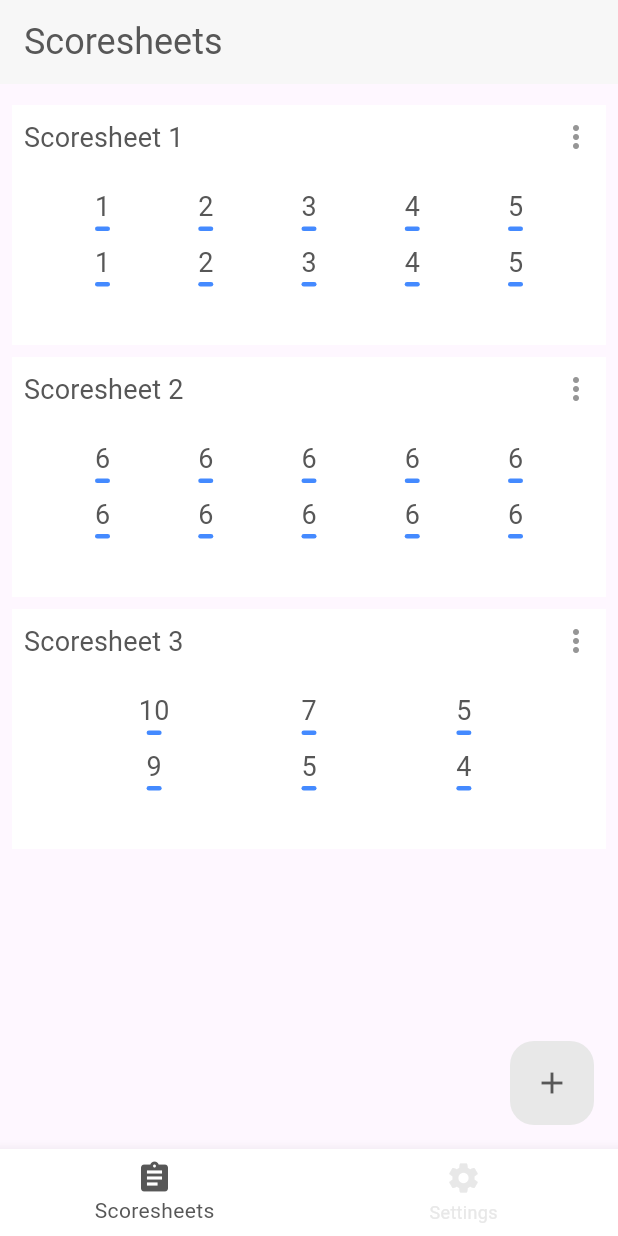
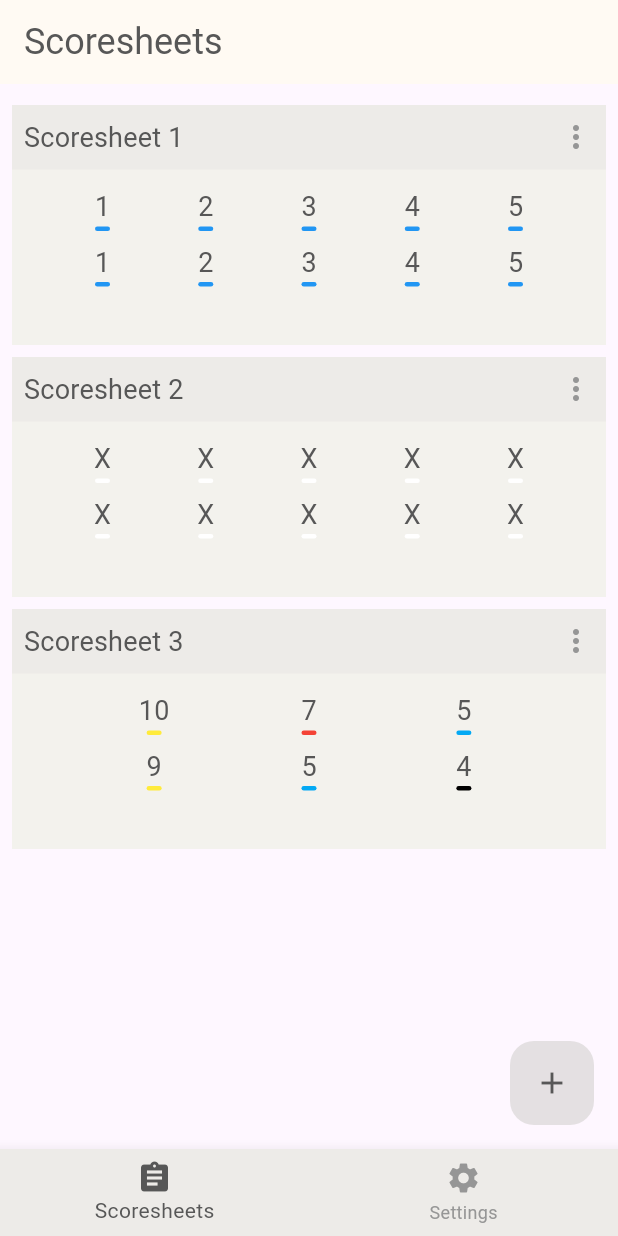
Before and after one commit to jamesrahhh/neoscore, a Flutter app: the screen it shows after launch, on a phone screen of 412 x 824 dp. Run offline on Flutter 3.47's test engine with Material 3 defaults, Android fonts, the phone set to English and light mode, and no system bars; our stand-ins replace firebase_core, firebase_crashlytics; accounts and stored records are empty.

Commit message:
feat: Bad target color implementation

```diff
--- a/lib/common/target/target.dart
+++ b/lib/common/target/target.dart
@@ -1,6 +1,4 @@
 // ignore_for_file: non_constant_identifier_names
-
-import 'package:flutter/material.dart';
 
 class Target {
   Target({
@@ -11,7 +9,7 @@ class Target {
 
   Target.NFAA({
     this.formattedScores = const <String>['M', '1', '2', '3', '4', '5', 'X'],
-    this.colors = const <Color>[],
+    this.colors = const <int>[5, 3, 3, 3, 3, 3, 4],
     this.highestScore = 5,
   });
 
@@ -29,11 +27,11 @@ class Target {
       '9',
       '10',
     ],
-    this.colors = const <Color>[],
+    this.colors = const <int>[5, 4, 4, 6, 6, 2, 2, 0, 0, 1, 1],
     this.highestScore = 10,
   });
 
   List<String> formattedScores;
-  List<Color> colors;
+  List<int> colors;
   int highestScore;
 }
--- /dev/null
+++ b/lib/util/theme/colors.dart
@@ -0,0 +1,20 @@
+import 'package:flutter/material.dart';
+
+class ThemeColors extends ThemeExtension<ThemeColors> {
+  const ThemeColors({required this.colors});
+
+  final List<Color>? colors;
+
+  @override
+  ThemeExtension<ThemeColors> copyWith({List<Color>? colors}) {
+    return ThemeColors(colors: colors);
+  }
+
+  @override
+  ThemeExtension<ThemeColors> lerp(
+    covariant ThemeExtension<ThemeColors>? other,
+    __,
+  ) {
+    return this;
+  }
+}
--- a/lib/util/theme/theme.dart
+++ b/lib/util/theme/theme.dart
@@ -1,4 +1,6 @@
 import 'package:flutter/material.dart';
+
+import 'colors.dart';
 
 const TextTheme _baseTextTheme = TextTheme(
   displaySmall: TextStyle(
@@ -55,15 +57,29 @@ final ThemeData lightTheme = _baseTheme.copyWith(
     onPrimary: Color(0xFF575757),
     onSecondary: Color(0xFF575757),
     onSurface: Color(0xFF575757),
-    outline: Color(0xFFE8E8E8),
-    primary: Colors.white,
-    primaryContainer: Color(0xFFE8E8E8),
-    secondary: Color(0xFFE8E8E8),
-    shadow: Color(0xFFE8E8E8),
-    surface: Color(0xFFF7F7F7),
-    surfaceContainer: Colors.white,
-    surfaceContainerLow: Colors.white,
+    outline: Color(0xFFE4E0E2),
+    primary: Color(0xFFEDEBE8),
+    primaryContainer: Color(0xFFE4E0E2),
+    secondary: Color(0xFFE4E0E2),
+    shadow: Color(0xFFE4E0E2),
+    surface: Color(0xFFFFFAF3),
+    surfaceContainer: Color(0xFFF3F2ED),
+    surfaceContainerLow: Color(0xFFF3F2ED),
+    tertiary: Color(0xFF969696),
   ),
+  extensions: <ThemeExtension<dynamic>>[
+    const ThemeColors(
+      colors: <Color>[
+        Colors.red,
+        Colors.yellow,
+        Colors.lightBlue,
+        Colors.blue,
+        Colors.white,
+        Colors.grey,
+        Colors.black,
+      ],
+    ),
+  ],
 );
 
 final ThemeData darkTheme = _baseTheme.copyWith(
@@ -90,4 +106,17 @@ final ThemeData darkTheme = _baseTheme.copyWith(
     surfaceContainerLow: Color(0xFF111111),
     tertiary: Color(0xFF707070),
   ),
+  extensions: <ThemeExtension<dynamic>>[
+    const ThemeColors(
+      colors: <Color>[
+        Colors.red,
+        Colors.yellow,
+        Colors.lightBlue,
+        Colors.blue,
+        Colors.white,
+        Colors.grey,
+        Colors.black,
+      ],
+    ),
+  ],
 );
--- a/lib/view/scoresheet/widgets/scoresheet_card.dart
+++ b/lib/view/scoresheet/widgets/scoresheet_card.dart
@@ -2,6 +2,7 @@ import 'package:flutter/material.dart';
 import 'package:provider/provider.dart';
 
 import '../../../common/scoresheet/scoresheet.dart';
+import '../../../util/theme/colors.dart';
 import '../scoresheet_viewmodel.dart';
 import 'score_icon.dart';
 
@@ -16,6 +17,7 @@ class ScoresheetCard extends StatelessWidget {
       context,
       listen: false,
     ).getScoresheet(index);
+    final ThemeColors themeColors = Theme.of(context).extension<ThemeColors>()!;
     return Padding(
       padding: const EdgeInsets.fromLTRB(8.0, 0.0, 8.0, 0.0),
       child: ColoredBox(
@@ -49,9 +51,13 @@ class ScoresheetCard extends StatelessWidget {
                       scoresheet.shotsPerEnd,
                       (int shotIndex) => ScoreIcon(
                         value:
-                            scoresheet.scoreData[endIndex][shotIndex]
-                                .toString(),
-                        color: Colors.blueAccent,
+                            scoresheet.target.formattedScores[scoresheet
+                                .scoreData[endIndex][shotIndex]],
+                        color:
+                            themeColors.colors![scoresheet
+                                .target
+                                .colors[scoresheet
+                                .scoreData[endIndex][shotIndex]]],
                       ),
                     ),
                   ),
--- a/lib/view/scoresheet/widgets/scoresheet_editor.dart
+++ b/lib/view/scoresheet/widgets/scoresheet_editor.dart
@@ -2,6 +2,7 @@ import 'package:flutter/material.dart';
 import 'package:provider/provider.dart';
 
 import '../../../common/scoresheet/scoresheet.dart';
+import '../../../util/theme/colors.dart';
 import '../scoresheet_viewmodel.dart';
 import 'score_icon.dart';
 
@@ -16,6 +17,7 @@ class ScoresheetEditor extends StatelessWidget {
       context,
       listen: false,
     ).getScoresheet(index);
+    final ThemeColors themeColors = Theme.of(context).extension<ThemeColors>()!;
     return Scaffold(
       appBar: AppBar(
         centerTitle: true,
@@ -42,7 +44,9 @@ class ScoresheetEditor extends StatelessWidget {
                     value:
                         scoresheet.target.formattedScores[scoresheet
                             .scoreData[endIndex][shotIndex]],
-                    color: Colors.blueAccent,
+                    color:
+                        themeColors.colors![scoresheet.target.colors[scoresheet
+                            .scoreData[endIndex][shotIndex]]],
                   ),
                 ) +
                 <Widget>[
```
